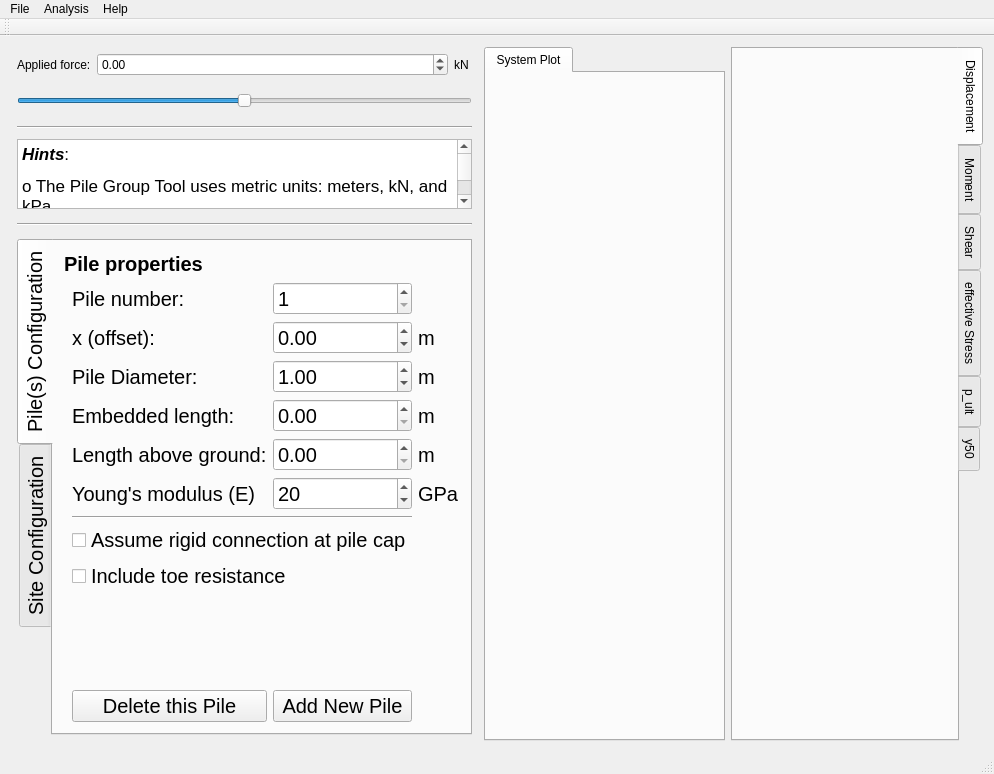
Above: mainwindow.ui from NHERI-SimCenter/PileGroupTool before the change. Below: the same form after it.
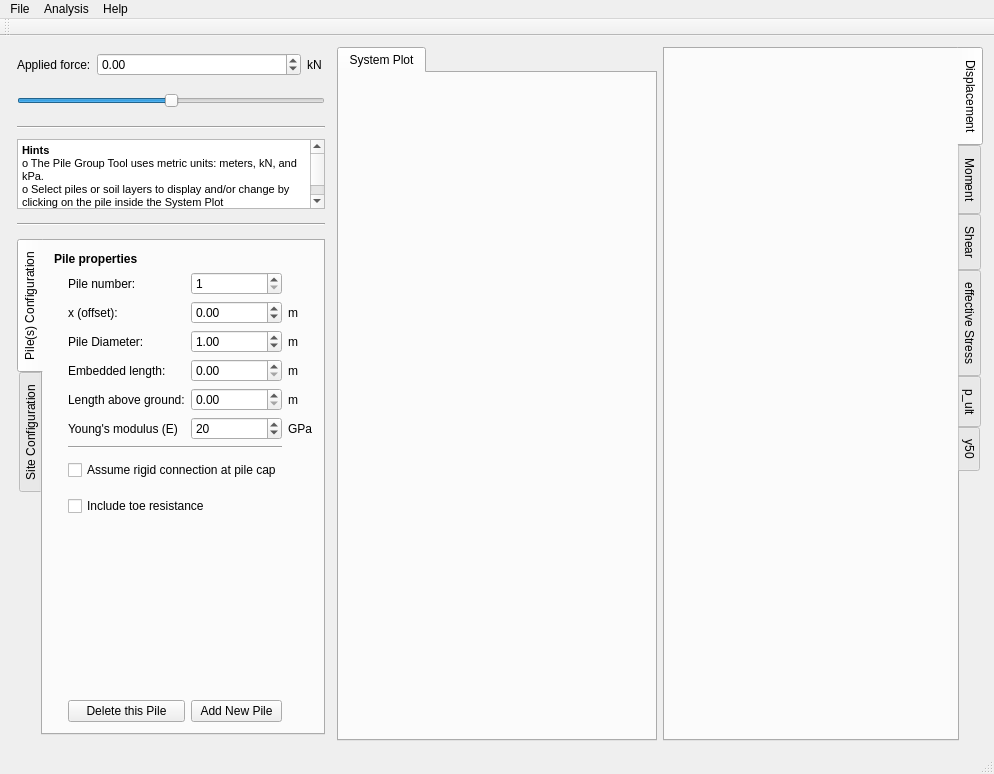
That is the form after the change. Custom widgets are drawn as their Qt base class.

Commit message: Fixing font issues on windows

The edit to the form file:
```diff
--- a/mainwindow.ui
+++ b/mainwindow.ui
@@ -131,11 +131,11 @@
          <string>&lt;!DOCTYPE HTML PUBLIC &quot;-//W3C//DTD HTML 4.0//EN&quot; &quot;http://www.w3.org/TR/REC-html40/strict.dtd&quot;&gt;
 &lt;html&gt;&lt;head&gt;&lt;meta name=&quot;qrichtext&quot; content=&quot;1&quot; /&gt;&lt;style type=&quot;text/css&quot;&gt;
 p, li { white-space: pre-wrap; }
-&lt;/style&gt;&lt;/head&gt;&lt;body style=&quot; font-family:'.SF NS Text'; font-size:13pt; font-weight:400; font-style:normal;&quot;&gt;
-&lt;p style=&quot; margin-top:12px; margin-bottom:12px; margin-left:0px; margin-right:0px; -qt-block-indent:0; text-indent:0px;&quot;&gt;&lt;span style=&quot; font-weight:600; font-style:italic;&quot;&gt;Hints&lt;/span&gt;:&lt;/p&gt;
-&lt;p style=&quot; margin-top:12px; margin-bottom:12px; margin-left:0px; margin-right:0px; -qt-block-indent:0; text-indent:0px;&quot;&gt;o The Pile Group Tool uses metric units: meters, kN, and kPa.&lt;/p&gt;
-&lt;p style=&quot; margin-top:12px; margin-bottom:12px; margin-left:0px; margin-right:0px; -qt-block-indent:0; text-indent:0px;&quot;&gt;o Select piles or soil layers to display and/or change by clicking on the pile inside the &lt;span style=&quot; font-weight:600; color:#0080ff;&quot;&gt;System Plot&lt;/span&gt;.&lt;/p&gt;
-&lt;p style=&quot; margin-top:12px; margin-bottom:12px; margin-left:0px; margin-right:0px; -qt-block-indent:0; text-indent:0px;&quot;&gt;o go to &lt;span style=&quot; font-weight:600; color:#0080ff;&quot;&gt;Preferences&lt;/span&gt; to select which result plots are shown.&lt;/p&gt;&lt;/body&gt;&lt;/html&gt;</string>
+&lt;/style&gt;&lt;/head&gt;&lt;body style=&quot; font-family:'MS Shell Dlg 2'; font-size:7.875pt; font-weight:400; font-style:normal;&quot;&gt;
+&lt;p style=&quot; margin-top:0px; margin-bottom:0px; margin-left:0px; margin-right:0px; -qt-block-indent:0; text-indent:0px;&quot;&gt;&lt;span style=&quot; font-size:8pt; font-weight:600;&quot;&gt;Hints&lt;/span&gt;&lt;span style=&quot; font-size:8pt;&quot;&gt; &lt;/span&gt;&lt;/p&gt;
+&lt;p style=&quot; margin-top:0px; margin-bottom:0px; margin-left:0px; margin-right:0px; -qt-block-indent:0; text-indent:0px;&quot;&gt;&lt;span style=&quot; font-size:8pt;&quot;&gt;o The Pile Group Tool uses metric units: meters, kN, and kPa. &lt;/span&gt;&lt;/p&gt;
+&lt;p style=&quot; margin-top:0px; margin-bottom:0px; margin-left:0px; margin-right:0px; -qt-block-indent:0; text-indent:0px;&quot;&gt;&lt;span style=&quot; font-size:8pt;&quot;&gt;o Select piles or soil layers to display and/or change by clicking on the pile inside the System Plot &lt;/span&gt;&lt;/p&gt;
+&lt;p style=&quot; margin-top:0px; margin-bottom:0px; margin-left:0px; margin-right:0px; -qt-block-indent:0; text-indent:0px;&quot;&gt;&lt;span style=&quot; font-size:8pt;&quot;&gt;o go to Preferences to select which result plots are shown.&lt;/span&gt;&lt;/p&gt;&lt;/body&gt;&lt;/html&gt;</string>
         </property>
        </widget>
       </item>
@@ -169,11 +169,6 @@
           <height>0</height>
          </size>
         </property>
-        <property name="font">
-         <font>
-          <pointsize>15</pointsize>
-         </font>
-        </property>
         <property name="tabPosition">
          <enum>QTabWidget::West</enum>
         </property>
```
Left out of the diff: 202 changed lines with no effect on the pictures. The commit also changes 4 other files.
